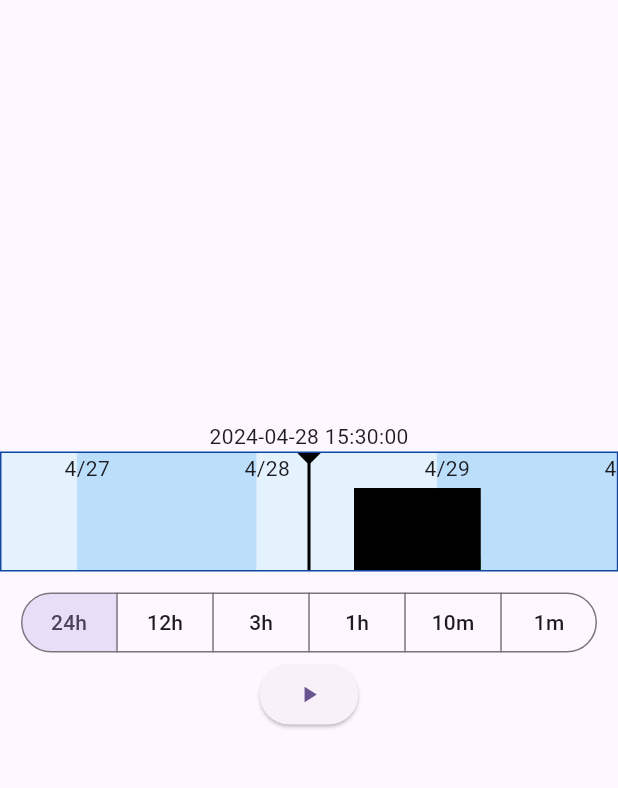
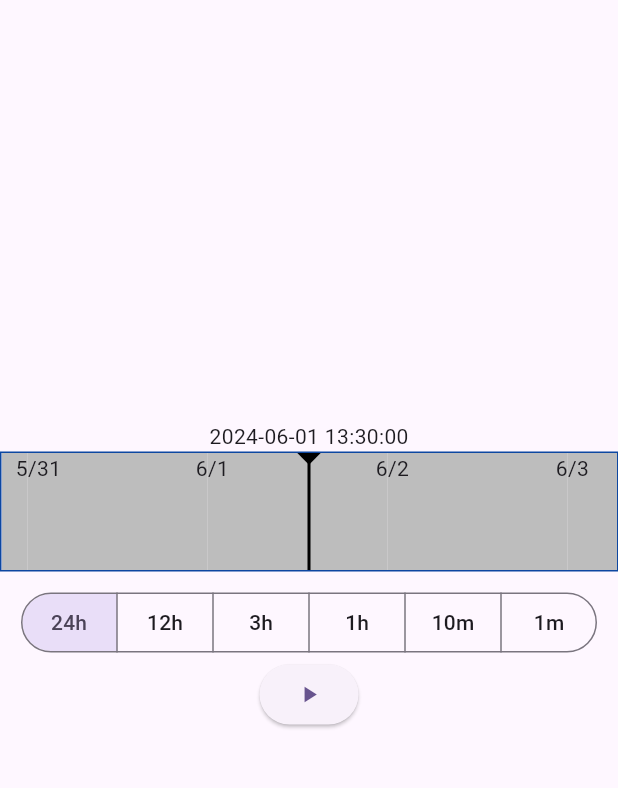
Before and after one commit to SunSkykSoft/time_seek_slider, a Flutter app: the screen it shows after launch, after a tap on "24h", on a phone screen of 412 x 824 dp, the part 84-872 px from its top. Run offline on Flutter 3.47's test engine with Material 3 defaults, Android fonts, the phone set to English and light mode, and no system bars.

```diff
--- a/example/lib/main.dart
+++ b/example/lib/main.dart
@@ -38,10 +38,10 @@ class _MyHomePageState extends State<MyHomePage> {
 
   bool _isPlaying = false;
   // selected Date.
-  DateTime _selectedTime = DateTime(2024,4,28,15, 30);
+  DateTime _selectedTime = DateTime(2024,6,1,13,30);
   // term.
-  final DateTime _from = DateTime(2024,4,28,0,0);
-  final DateTime _to = DateTime(2024,4,29,0,0);
+  final DateTime _from = DateTime(2024,6,1,12,0);
+  final DateTime _to = DateTime(2024,6,1,14,0);
 
   int _sectionTime = TimeSeekSlider.sectionHour;
 
@@ -60,7 +60,7 @@ class _MyHomePageState extends State<MyHomePage> {
       if (_isPlaying) {
         setState(() {
           _selectedTime = _selectedTime.add(const Duration(seconds: 10));
-          // print('[TimeSeekSlider] Current: ${formatter.format(_selectedTime)}');
+          //print('[TimeSeekSlider] Current: ${formatter.format(_selectedTime)}');
         });
       }
     });
@@ -69,7 +69,7 @@ class _MyHomePageState extends State<MyHomePage> {
   @override
   Widget build(BuildContext context) {
 
-    // print('[MyHomePage.build] Enter');
+    //print('[MyHomePage.build] Enter');
 
     // Layer 0
     List<TimePeriod> timePeriods0 = [];
@@ -124,6 +124,7 @@ class _MyHomePageState extends State<MyHomePage> {
                     ),
                   ),
                   child: TimeSeekSlider(
+                    fixedTerm: true,
                     from: _from,
                     to: _to,
                     selectedTime: _selectedTime,
@@ -133,7 +134,7 @@ class _MyHomePageState extends State<MyHomePage> {
                     sectionColorSecondary: Colors.blue[100],
                     events: timeEvents,
                     onChangedSelectedTime: (time) {
-                      // print('new time=${formatter.format(time)}');
+                      //print('new time=${formatter.format(time)}');
                       setState(() {
                         _selectedTime = time;
                       });
--- a/example/pubspec.yaml
+++ b/example/pubspec.yaml
@@ -16,7 +16,7 @@ publish_to: 'none' # Remove this line if you wish to publish to pub.dev
 # https://developer.apple.com/library/archive/documentation/General/Reference/InfoPlistKeyReference/Articles/CoreFoundationKeys.html
 # In Windows, build-name is used as the major, minor, and patch parts
 # of the product and file versions while build-number is used as the build suffix.
-version: 1.0.0+1
+version: 1.0.2+1
 
 environment:
   sdk: '>=3.3.4 <4.0.0'
--- a/lib/time_seek_slider.dart
+++ b/lib/time_seek_slider.dart
@@ -8,9 +8,10 @@ import 'package:flutter/rendering.dart';
 class TimeSeekSlider extends StatefulWidget {
   const TimeSeekSlider({
     super.key,
-    required this.from,
-    required this.to,
     required this.selectedTime,
+    this.fixedTerm = false,
+    this.from,
+    this.to,
     this.sectionTime = sectionHour,
     this.sectionWidth = 120,
     this.sectionColorPrimery,
@@ -21,10 +22,12 @@ class TimeSeekSlider extends StatefulWidget {
 
   /// Selected DateTime.
   final DateTime selectedTime;
+  /// Whether the term is fixed or not.
+  final bool fixedTerm;
   /// Start DateTime of Slider.
-  final DateTime from;
+  final DateTime? from;
   /// End DateTime of Slider.
-  final DateTime to;
+  final DateTime? to;
 
 
   /// Time span of one section.
@@ -90,21 +93,25 @@ class TimeSeekSliderState extends State<TimeSeekSlider> {
   // End DateTime of this widget.
   var _periodEnd = DateTime.now().add(const Duration(hours: 8));
 
+  var _scrollLimitFrom = DateTime.now().subtract(const Duration(hours: 8));
+  var _scrollLimitTo = DateTime.now().add(const Duration(hours: 8));
+
   // Width of this widget.
   double _width = 0.0;
   // Height of this widget.
   double _height = 0.0;
   // Offset position for calculate selected DateTime.
   double _offset = 0.0;
+  // num of sections in ListView.
+  int _numSections = 10;
 
   // ScrollController for ListView
   final ScrollController _scrollController = ScrollController();
+  bool _isAddedScrollListener = false;
+  bool _isScrollingListener = false;
+
   // Whether user is dragging the ListView or not.
   bool _isScrolling = false;
-
-  // Previous section time.
-  int _prevSectionTime = 0;
-  bool _isNotDisplayDate = false;
 
 
   @override
@@ -113,13 +120,52 @@ class TimeSeekSliderState extends State<TimeSeekSlider> {
 
     // Add ScrollController to ListView.
     _scrollController.addListener(_scrollListener);
+
     _currentTime = widget.selectedTime;
+    // set period end to (current time + 10 sections).
+    _periodEnd = _calcPeriod(_currentTime.add(Duration(seconds: widget.sectionTime * _numSections)));
+    // set available period of ListView.
+    _scrollLimitFrom = _calcPeriod(_currentTime.subtract(Duration(seconds: widget.sectionTime * _numSections)));
+    _scrollLimitTo = _calcPeriod(_periodEnd.subtract(Duration(seconds: widget.sectionTime * (_numSections ~/ 2) + 1)));
   }
 
   @override
   void didUpdateWidget(covariant TimeSeekSlider oldWidget) {
 
     _currentTime = widget.selectedTime;
+
+    // Add Listener to check scrolling.
+    if (_isAddedScrollListener == false) {
+      _scrollController.position.isScrollingNotifier.addListener(() {
+        if (_isScrollingListener == false && _scrollController.position.isScrollingNotifier.value == true) {
+          // Start scrolling.
+          _isScrollingListener = true;
+          _isScrolling = true;
+          //print('[isScrollingNotifier] Scrolling: $_isScrolling');
+        }
+        else if (_isScrollingListener == true && _scrollController.position.isScrollingNotifier.value == false) {
+          // End scrolling.
+          setState(() {
+            _isScrollingListener = false;
+            _isScrolling = false;
+          });
+          //print('[isScrollingNotifier] Scrolling: $_isScrolling');
+        }
+        //print('[isScrollingNotifier] _isScrollingListener: $_isScrollingListener');
+      });
+      _isAddedScrollListener = true;
+    }
+
+    // Update the term of ListView because sectionTime was changed.
+    if (oldWidget.sectionTime != widget.sectionTime) {
+      //print('[didUpdateWidget] sectionTime changed.');
+      _currentTime = widget.selectedTime;
+      // set period end to (current time + 10 sections).
+      _periodEnd = _calcPeriod(_currentTime.add(Duration(seconds: widget.sectionTime * _numSections)));
+      // set available period of ListView.
+      _scrollLimitFrom = _calcPeriod(_currentTime.subtract(Duration(seconds: widget.sectionTime * _numSections)));
+      _scrollLimitTo = _calcPeriod(_periodEnd.subtract(Duration(seconds: widget.sectionTime * (_numSections ~/ 2) + 1)));
+    }
 
     super.didUpdateWidget(oldWidget);
   }
@@ -128,17 +174,6 @@ class TimeSeekSliderState extends State<TimeSeekSlider> {
   void dispose() {
     _scrollController.dispose();
     super.dispose();
-  }
-
-  /// Calculate the term for ListView.
-  void _setPeriod() {
-    // Calc start of term.
-    // _periodStart = _calcPeriod(widget.from);
-    // Calc end of term.
-    _periodEnd = _calcPeriod(widget.to);
-
-    //print('[_setPeriod] Current: ${DateFormat('yyyy-MM-dd HH:mm:ss').format(_currentTime)}');
-    //print('[_setPeriod] Term：${DateFormat('yyyy-MM-dd HH:mm:ss').format(_periodStart)}〜${_formatter.format(_periodEnd)}');
   }
 
   /// Adjust the time Considering the duration of section.
@@ -196,11 +231,6 @@ class TimeSeekSliderState extends State<TimeSeekSlider> {
   /// Listener when ListView was scrolled.
   void _scrollListener() {
     //print('[_scrollListener] Enter');
-    if (_isNotDisplayDate) {
-      setState(() {
-        _isNotDisplayDate = false;
-      });
-    }
 
     if (_scrollController.position.userScrollDirection == ScrollDirection.idle) {
       // _isScrolling = false;
@@ -212,6 +242,15 @@ class TimeSeekSliderState extends State<TimeSeekSlider> {
       //print('[_scrollListener] Center Pos: $pos px , Right Pos: ${_scrollController.position.pixels} px');
       // Get the time of this position.
       var newTime = _getSelectedTimeFromPosition(pos);
+
+      // Check the time is in the fixed term.
+      if (widget.fixedTerm && widget.from != null && widget.to != null) {
+        if (newTime.isBefore(widget.from!)) {
+          newTime = widget.from!;
+        } else if (widget.to!.isBefore(newTime)) {
+          newTime = widget.to!;
+        }
+      }
       _currentTime = newTime;
 
       // Notify the position changed to the parent widget.
@@ -226,6 +265,15 @@ class TimeSeekSliderState extends State<TimeSeekSlider> {
     //print('[_scrollListener] Tap Pos: $pos px , Right Pos: ${_scrollController.position.pixels} px');
     // Get the time from position.
     var newTime = _getSelectedTimeFromPosition(pos);
+
+    // Check the time is in the fixed term.
+    if (widget.fixedTerm && widget.from != null && widget.to != null) {
+      if (newTime.isBefore(widget.from!)) {
+        newTime = widget.from!;
+      } else if (widget.to!.isBefore(newTime)) {
+        newTime = widget.to!;
+      }
+    }
     _currentTime = newTime;
 
     // Notify the position changed to the parent widget.
@@ -273,6 +321,15 @@ class TimeSeekSliderState extends State<TimeSeekSlider> {
       }
     }
 
+    // Check the time is in the fixed term.
+    if (widget.fixedTerm && widget.from != null && widget.to != null) {
+      if (time.isBefore(widget.from!)) {
+        return Colors.grey[400];
+      } else if (widget.to!.isBefore(time) || widget.to!.isAtSameMomentAs(time)) {
+        return Colors.grey[400];
+      }
+    }
+
     if (widget.sectionColorPrimery == null || widget.sectionColorSecondary == null) {
       return colorIndex == 0 ? Colors.grey[300] : Colors.grey[400];
     }
@@ -283,26 +340,43 @@ class TimeSeekSliderState extends State<TimeSeekSlider> {
   Widget build(BuildContext context) {
     //print('[TimeSeekSlider.build] Enter');
 
-    // Calculate the term of ListView.
-    _setPeriod();
-
-    if (_prevSectionTime != widget.sectionTime) {
-      _isNotDisplayDate = true;
-    }
-    _prevSectionTime = widget.sectionTime;
-
     return LayoutBuilder(
       builder: (context, constraints) {
         //print('[TimeSeekSlider.LayoutBuilder] Enter');
+        //print('    Current   : ${DateFormat('yyyy-MM-dd HH:mm:ss').format(_currentTime)}');
+        //print('    Period End: ~ ${DateFormat('yyyy-MM-dd HH:mm:ss').format(_periodEnd)}');
+        //print('    Scrl Limit: ${DateFormat('yyyy-MM-dd HH:mm:ss').format(_scrollLimitFrom)} ~ ${DateFormat('yyyy-MM-dd HH:mm:ss').format(_scrollLimitTo)}');
 
         // Get latest size before build.
         _width = constraints.maxWidth;
         _height = constraints.maxHeight;
         _offset = widget.sectionWidth - constraints.maxWidth / 2;
-        //print('[TimeSeekSlider.LayoutBuilder] (w, h)=(${_width}, ${_height}) , offset=$_offset');
+
+        // num of sections in ListView.
+        _numSections = _width ~/ widget.sectionWidth;
+        if (_numSections < 10) {
+          _numSections = 10;
+        }
+        //print('[TimeSeekSlider.LayoutBuilder] (w, h)=(${_width}, ${_height}) , offset=$_offset, numSections=$_numSections');
 
         // Scroll ListView to specific position.
         if (_isScrolling == false) {
+          //print('[build] Update Scroll Position (isScrolling = false)');
+          // Update the term of ListView because out of scroll limit.
+          if (_currentTime.isAfter(_scrollLimitTo)) {
+            //print('    Over scroll limit.');
+            // set period end to (current time + 10 sections).
+            _periodEnd = _calcPeriod(_currentTime.add(Duration(seconds: widget.sectionTime * _numSections)));
+            _scrollLimitFrom = _calcPeriod(_currentTime.subtract(Duration(seconds: widget.sectionTime * _numSections)));
+            _scrollLimitTo = _calcPeriod(_periodEnd.subtract(Duration(seconds: widget.sectionTime * (_numSections ~/ 2) + 1)));
+          }
+          if (_currentTime.isBefore(_scrollLimitFrom)) {
+            //print('    Under scroll limit.');
+            // set period end to (current time + 10 sections).
+            _periodEnd = _calcPeriod(_currentTime.add(Duration(seconds: widget.sectionTime * _numSections)));
+            _scrollLimitFrom = _calcPeriod(_currentTime.subtract(Duration(seconds: widget.sectionTime * _numSections)));
+            _scrollLimitTo = _calcPeriod(_periodEnd.subtract(Duration(seconds: widget.sectionTime * (_numSections ~/ 2) + 1)));
+          }
           _scrollToPosition(_getSelectedPosition(_currentTime));
         } else {
           // don't scroll when scrolling manually by user.
@@ -312,7 +386,6 @@ class TimeSeekSliderState extends State<TimeSeekSlider> {
         return GestureDetector(
           onTapUp: (detail) {
             // Move to tapped position when tapped
-            //print('[tupUp] offset=(${detail.localPosition.dx}, ${detail.localPosition.dy})');
             _onTapSlider(detail.localPosition.dx);
           },
           child: Stack(
@@ -351,7 +424,13 @@ class TimeSeekSliderState extends State<TimeSeekSlider> {
 
                   // Get the events included in term of this item.
                   List<OverlayEvent> overlayEvents = [];
-                  if (widget.events != null) {
+                  bool isEvent = (widget.events != null);
+                  if (widget.fixedTerm && widget.from != null && widget.to != null) {
+                    if (itemStart.isBefore(widget.from!) || itemStart.isAfter(widget.to!) || itemStart.isAtSameMomentAs(widget.to!) ) {
+                      isEvent = false;
+                    }
+                  }
+                  if (isEvent) {
                     for (var event in widget.events!) {
                       for(var period in event.events) {
                         var relatedPeriod = period.getRelatedPeriod(itemStart, itemEnd);
@@ -367,9 +446,9 @@ class TimeSeekSliderState extends State<TimeSeekSlider> {
 
                   return Container(
                     width: widget.sectionWidth.toDouble(),
-                    color: _isNotDisplayDate ? Colors.grey[300] : bgColor,
+                    color: bgColor,
                     // color: bgColor,
-                    child: _isNotDisplayDate ? null : Stack(
+                    child: Stack(
                       children: [
                         // ':mm' or '/dd'
                         Align(
@@ -408,23 +487,6 @@ class TimeSeekSliderState extends State<TimeSeekSlider> {
                   painter: TrianglePaint(),
                 )
               ),
-
-              // Drawing Indicator.
-              if (_isNotDisplayDate)
-                const Align(
-                  alignment: Alignment(0.0, 0.0),
-                  child: Text('・・・・',
-                    style: TextStyle(
-                      fontSize: 20,
-                      color: Colors.white,
-                      fontWeight: FontWeight.bold,
-                    ),
-                  ),
-                ),
-              // Align(
-              //   alignment: const Alignment(1.0, 0.0),
-              //   child: Text(formatter.format(_currentTime),),
-              // ),
             ],
           ),
         );
--- a/pubspec.yaml
+++ b/pubspec.yaml
@@ -1,6 +1,6 @@
 name: time_seek_slider
 description: "Time Seek Slider widget to display and select date and time."
-version: 0.0.1
+version: 0.0.2
 homepage: https://github.com/SunSkykSoft/time_seek_slider
 
 environment:
```
Also changed, not shown: doc/images/time_seek_slider_001.png, example/pubspec.lock, 2 other files.
